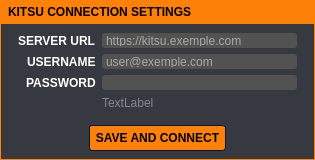
Old version of the form kitsu_publish_standalone/ui/kitsu_publisher_settings.ui in the repository emilemassie/kitsu-publisher.
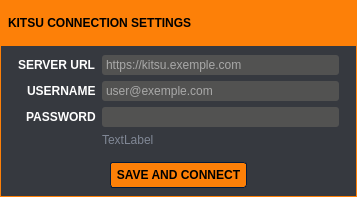
New version of the form. Icons and pictures are not drawn.

```diff
--- a/kitsu_publish_standalone/ui/kitsu_publisher_settings.ui
+++ b/kitsu_publish_standalone/ui/kitsu_publisher_settings.ui
@@ -9,14 +9,16 @@
    <rect>
     <x>0</x>
     <y>0</y>
-    <width>315</width>
-    <height>160</height>
+    <width>357</width>
+    <height>197</height>
    </rect>
   </property>
   <property name="font">
    <font>
     <family>Verdana</family>
-    <pointsize>7</pointsize>
+    <pointsize>10</pointsize>
+    <italic>false</italic>
+    <bold>false</bold>
    </font>
   </property>
   <property name="windowTitle">
```
Left out of the diff: 2 changed lines with no effect on the pictures.
